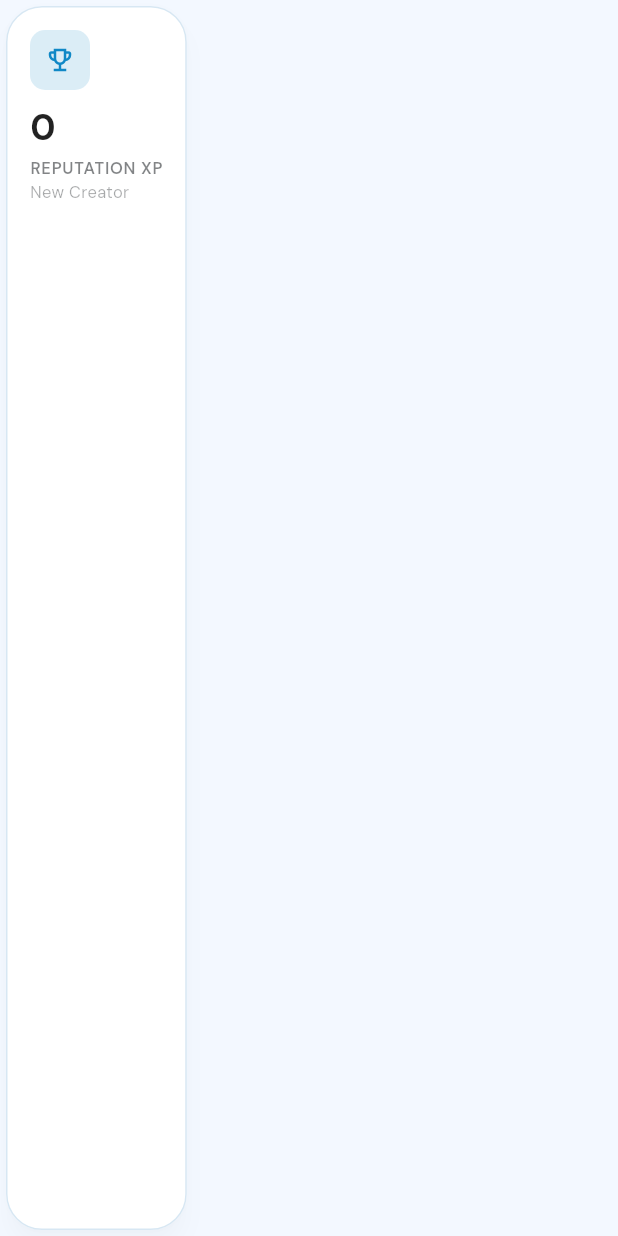
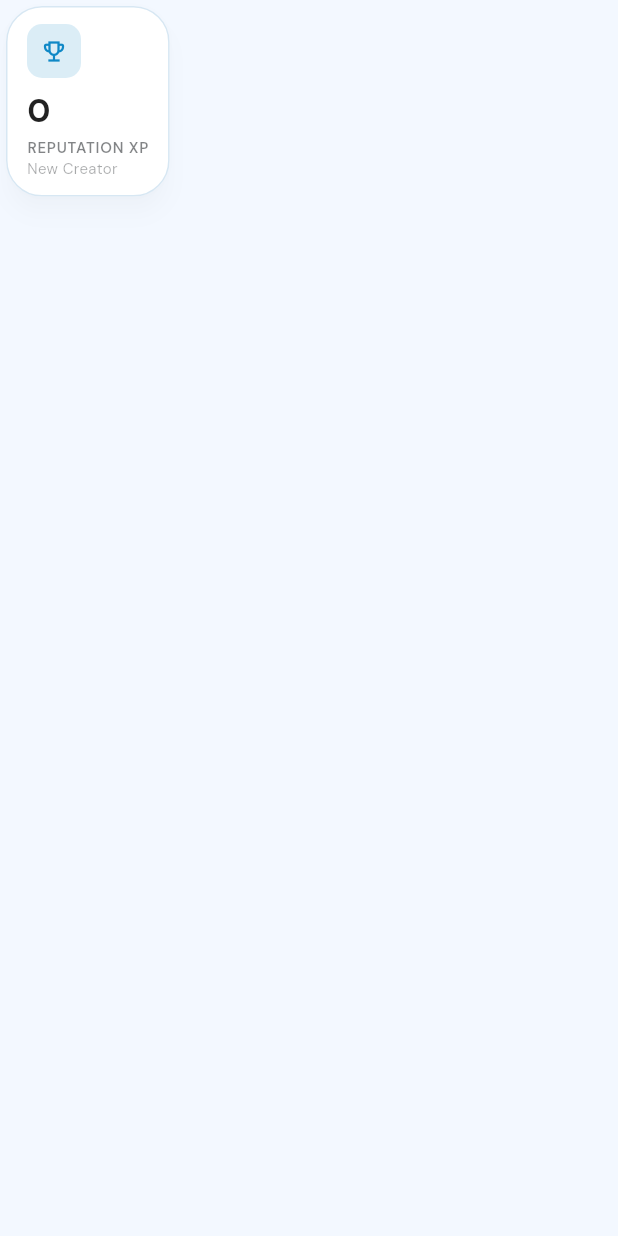
Before and after one commit to srivatsanv30/WorkConnect-Flutter-App, a Flutter app: the StatCard widget shown alone on an empty page, opened directly, on a phone screen of 412 x 824 dp. Run offline on Flutter 3.47's test engine with Material 3 defaults, Android fonts, the phone set to English and light mode, and no system bars; our stand-ins replace firebase_core, firebase_messaging, google_fonts, image_picker, shared_preferences, socket_io_client; accounts and stored records are empty; network calls fail.

Commit message:
fix(ui): add FittedBox and responsive text padding to StatCard

```diff
--- a/lib/shared/stat_card.dart
+++ b/lib/shared/stat_card.dart
@@ -22,37 +22,49 @@ class StatCard extends StatelessWidget {
   Widget build(BuildContext context) {
     return Card(
       child: Padding(
-        padding: const EdgeInsets.all(16),
+        padding: const EdgeInsets.symmetric(horizontal: 14, vertical: 12),
         child: Column(
           crossAxisAlignment: CrossAxisAlignment.start,
+          mainAxisSize: MainAxisSize.min,
           children: [
             Container(
-              width: 40,
-              height: 40,
+              width: 36,
+              height: 36,
               decoration: BoxDecoration(
                 color: iconBg,
                 borderRadius: BorderRadius.circular(10),
               ),
-              child: Icon(icon, color: iconColor, size: 20),
+              child: Icon(icon, color: iconColor, size: 18),
             ),
-            SizedBox(height: 8),
-            Text(
-              value,
-              style: TextStyle(fontSize: 24, fontWeight: FontWeight.bold),
+            const SizedBox(height: 6),
+            FittedBox(
+              fit: BoxFit.scaleDown,
+              alignment: Alignment.centerLeft,
+              child: Text(
+                value,
+                style: const TextStyle(fontSize: 22, fontWeight: FontWeight.bold),
+              ),
             ),
-            SizedBox(height: 2),
+            const SizedBox(height: 2),
             Text(
               label,
               style: TextStyle(
-                fontSize: 11,
+                fontSize: 10,
                 fontWeight: FontWeight.w600,
                 color: Theme.of(context).colorScheme.onSurface.withValues(alpha: 0.54),
                 letterSpacing: 0.5,
               ),
+              maxLines: 1,
+              overflow: TextOverflow.ellipsis,
             ),
             Text(
               sublabel,
-              style: TextStyle(fontSize: 11, color: Theme.of(context).colorScheme.onSurface.withValues(alpha: 0.38)),
+              style: TextStyle(
+                fontSize: 10,
+                color: Theme.of(context).colorScheme.onSurface.withValues(alpha: 0.38),
+              ),
+              maxLines: 1,
+              overflow: TextOverflow.ellipsis,
             ),
           ],
         ),
```
